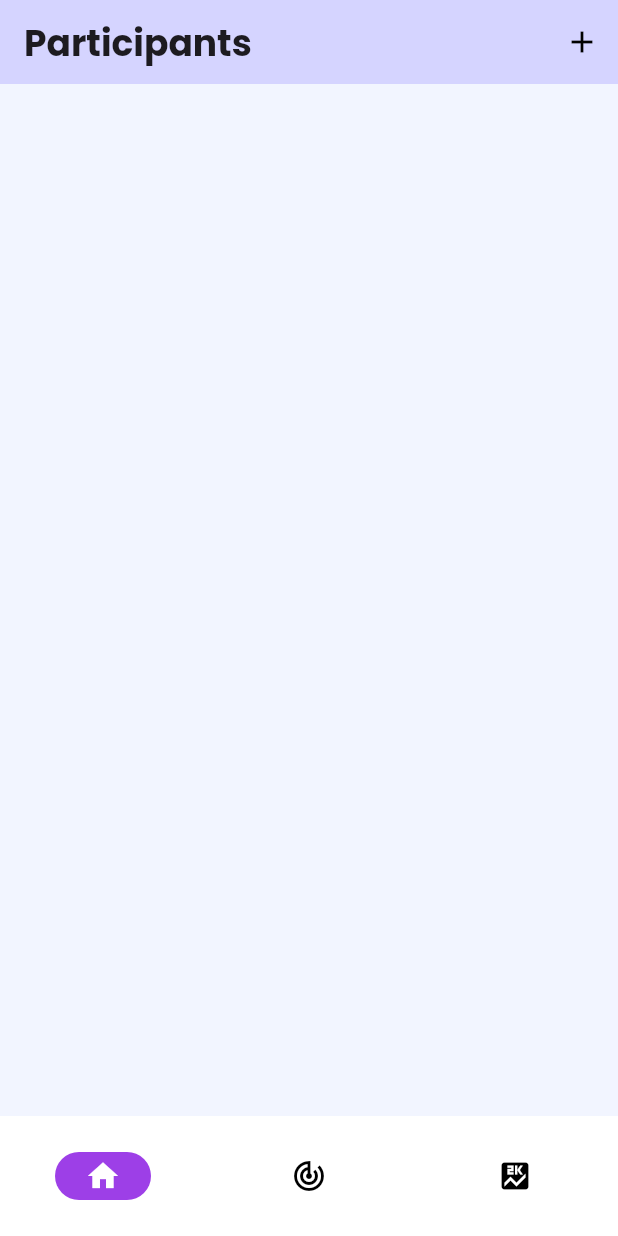
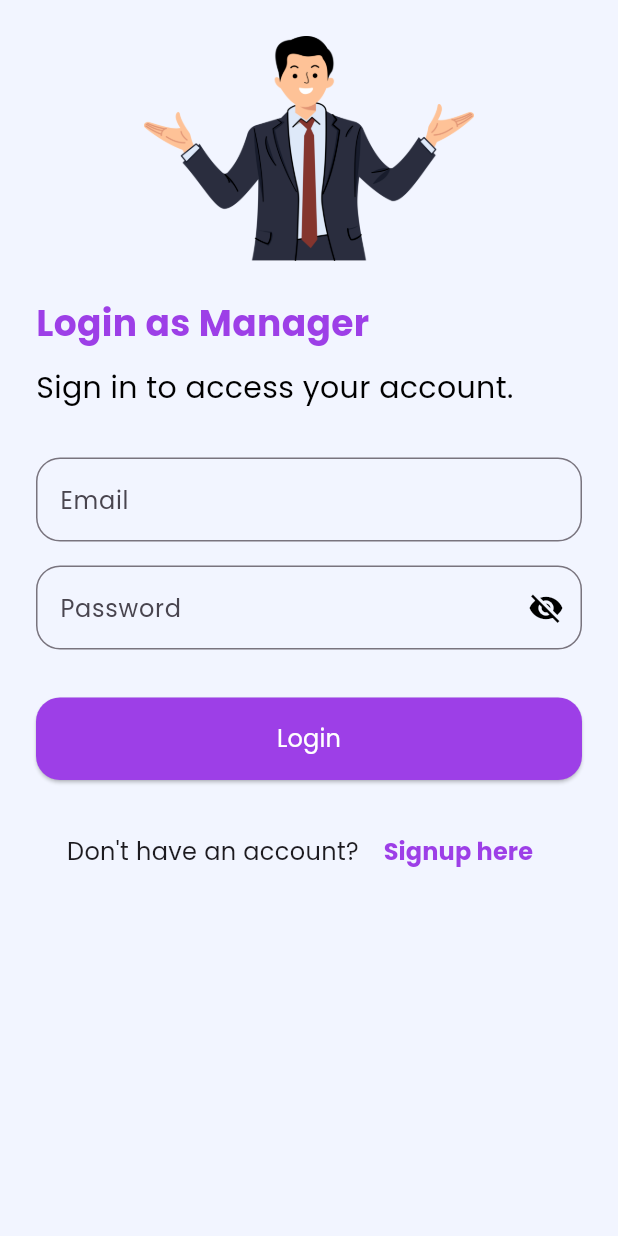
Before and after one commit to flutter-g6/race-tracker, a Flutter app: the screen it shows after launch, after a tap on "Manager", on a phone screen of 412 x 824 dp. Run offline on Flutter 3.47's test engine with Material 3 defaults, Android fonts, the phone set to English and light mode, and no system bars; our stand-ins replace cloud_firestore, firebase_auth, firebase_core, firebase_database; accounts and stored records are empty.

Commit message:
Implement authentication manager and tracker

```diff
--- /dev/null
+++ b/lib/service/auth_service.dart
@@ -0,0 +1,68 @@
+import 'package:cloud_firestore/cloud_firestore.dart';
+import 'package:firebase_auth/firebase_auth.dart';
+
+class AuthService {
+  final FirebaseAuth _auth = FirebaseAuth.instance;
+  final FirebaseFirestore _firestore = FirebaseFirestore.instance;
+
+  Future<String?> signup({
+    required String email,
+    required String password,
+    required String role,
+  }) async {
+    try {
+      UserCredential userCredential = await _auth
+          .createUserWithEmailAndPassword(
+            email: email.trim(),
+            password: password.trim(),
+          );
+
+      await _firestore.collection('users').doc(userCredential.user!.uid).set({
+        'email': email.trim(),
+        'role': role,
+      });
+
+      return null;
+    } catch (e) {
+      return e.toString();
+    }
+  }
+
+  Future<String?> login({
+    required String email,
+    required String password,
+    required String selectedRole,
+  }) async {
+    try {
+      UserCredential userCredential = await _auth.signInWithEmailAndPassword(
+        email: email.trim(),
+        password: password.trim(),
+      );
+
+      DocumentSnapshot userDoc =
+          await _firestore
+              .collection('users')
+              .doc(userCredential.user!.uid)
+              .get();
+
+      if (!userDoc.exists) {
+        return 'User document not found';
+      }
+
+      final String? userRole = userDoc['role'] as String?;
+
+      if (userRole != selectedRole) {
+        await _auth.signOut(); // Sign out if roles don't match
+        return 'Access denied: You are registered as a $userRole, not $selectedRole';
+      }
+
+      return userRole;
+    } catch (e) {
+      return e.toString();
+    }
+  }
+
+  Future<void> signOut() async {
+    await _auth.signOut();
+  }
+}
--- /dev/null
+++ b/lib/ui/screens/authentication/login_screen.dart
@@ -0,0 +1,219 @@
+import 'package:flutter/material.dart';
+import 'package:race_tracker/ui/screens/authentication/signup_screen.dart';
+import '../../../service/auth_service.dart';
+import '../../theme/theme.dart';
+import 'package:race_tracker/ui/screens/manager/home_screen.dart';
+import 'package:race_tracker/ui/screens/tracker/start_time_screen.dart';
+
+class LoginScreen extends StatefulWidget {
+  final String selectedRole;
+
+  const LoginScreen({required this.selectedRole, super.key});
+
+  @override
+  _LoginScreenState createState() => _LoginScreenState();
+}
+
+class _LoginScreenState extends State<LoginScreen> {
+  final AuthService _authService = AuthService();
+  final _formKey = GlobalKey<FormState>();
+  final TextEditingController _emailController = TextEditingController();
+  final TextEditingController _passwordController = TextEditingController();
+  bool _isLoading = false;
+  bool _isPasswordHidden = true;
+
+  void _login() async {
+    if (!_formKey.currentState!.validate()) return;
+
+    setState(() {
+      _isLoading = true;
+    });
+
+    try {
+      String? result = await _authService.login(
+        email: _emailController.text.trim(),
+        password: _passwordController.text.trim(),
+        selectedRole: widget.selectedRole,
+      );
+
+      if (result == 'Manager') {
+        Navigator.pushReplacement(
+          context,
+          MaterialPageRoute(builder: (_) => const HomeScreen()),
+        );
+      } else if (result == 'Tracker') {
+        Navigator.pushReplacement(
+          context,
+          MaterialPageRoute(builder: (_) => const StartTimeScreen()),
+        );
+      } else {
+        ScaffoldMessenger.of(context).showSnackBar(
+          SnackBar(
+            content: Text(result ?? 'Access denied'),
+            backgroundColor: RTColors.error,
+            duration: const Duration(seconds: 3),
+          ),
+        );
+      }
+    } catch (e) {
+      ScaffoldMessenger.of(context).showSnackBar(
+        SnackBar(
+          content: Text('Error: ${e.toString()}'),
+          backgroundColor: RTColors.error,
+          duration: const Duration(seconds: 3),
+        ),
+      );
+    } finally {
+      if (mounted) {
+        setState(() {
+          _isLoading = false;
+        });
+      }
+    }
+  }
+
+  @override
+  Widget build(BuildContext context) {
+    return Scaffold(
+      backgroundColor: RTColors.bgColor,
+      body: SafeArea(
+        child: Padding(
+          padding: const EdgeInsets.all(RTSpacings.l),
+          child: Form(
+            key: _formKey,
+            child: Column(
+              crossAxisAlignment: CrossAxisAlignment.start,
+              children: [
+                Center(
+                  child: Image.asset("assets/images/person.png", height: 150),
+                ),
+                const SizedBox(height: RTSpacings.l),
+                Text(
+                  "Login as ${widget.selectedRole}",
+                  style: RTTextStyles.heading.copyWith(color: RTColors.primary),
+                ),
+                const SizedBox(height: RTSpacings.s),
+                Text(
+                  "Sign in to access your account.",
+                  style: RTTextStyles.subHeading.copyWith(
+                    color: RTColors.black,
+                  ),
+                ),
+                const SizedBox(height: RTSpacings.xl),
+
+                // Email Field
+                TextFormField(
+                  controller: _emailController,
+                  decoration: InputDecoration(
+                    labelText: 'Email',
+                    labelStyle: RTTextStyles.body,
+                    border: OutlineInputBorder(
+                      borderRadius: BorderRadius.circular(RTSpacings.radius),
+                      borderSide: BorderSide(color: RTColors.greyLight),
+                    ),
+                  ),
+                  validator: (value) {
+                    if (value == null || value.isEmpty) {
+                      return 'Please enter your email';
+                    }
+                    if (!RegExp(r'^[^@]+@[^@]+\.[^@]+').hasMatch(value)) {
+                      return 'Please enter a valid email address';
+                    }
+                    return null;
+                  },
+                ),
+                const SizedBox(height: RTSpacings.m),
+
+                // Password Field
+                TextFormField(
+                  controller: _passwordController,
+                  decoration: InputDecoration(
+                    labelText: 'Password',
+                    labelStyle: RTTextStyles.body,
+                    border: OutlineInputBorder(
+                      borderRadius: BorderRadius.circular(RTSpacings.radius),
+                      borderSide: BorderSide(color: RTColors.greyLight),
+                    ),
+                    suffixIcon: IconButton(
+                      icon: Icon(
+                        _isPasswordHidden
+                            ? Icons.visibility_off
+                            : Icons.visibility,
+                        color: RTColors.black,
+                      ),
+                      onPressed: () {
+                        setState(() {
+                          _isPasswordHidden = !_isPasswordHidden;
+                        });
+                      },
+                    ),
+                  ),
+                  obscureText: _isPasswordHidden,
+                  validator: (value) {
+                    if (value == null || value.isEmpty) {
+                      return 'Please enter your password';
+                    }
+                    return null;
+                  },
+                ),
+                const SizedBox(height: RTSpacings.xl),
+
+                // Login Button
+                _isLoading
+                    ? const Center(child: CircularProgressIndicator())
+                    : SizedBox(
+                      width: double.infinity,
+                      child: ElevatedButton(
+                        style: ElevatedButton.styleFrom(
+                          backgroundColor: RTColors.primary,
+                          padding: const EdgeInsets.all(RTSpacings.m),
+                          shape: RoundedRectangleBorder(
+                            borderRadius: BorderRadius.circular(
+                              RTSpacings.radius,
+                            ),
+                          ),
+                        ),
+                        onPressed: _login,
+                        child: Text(
+                          "Login",
+                          style: RTTextStyles.button.copyWith(
+                            color: RTColors.white,
+                          ),
+                        ),
+                      ),
+                    ),
+                const SizedBox(height: RTSpacings.l),
+
+                // Signup Prompt
+                Row(
+                  mainAxisAlignment: MainAxisAlignment.center,
+                  children: [
+                    Text("Don't have an account? ", style: RTTextStyles.body),
+                    TextButton(
+                      onPressed: () {
+                        Navigator.pushReplacement(
+                          context,
+                          MaterialPageRoute(
+                            builder:
+                                (_) => SignupScreen(role: widget.selectedRole),
+                          ),
+                        );
+                      },
+                      child: Text(
+                        "Signup here",
+                        style: RTTextStyles.body.copyWith(
+                          color: RTColors.primary,
+                          fontWeight: FontWeight.bold,
+                        ),
+                      ),
+                    ),
+                  ],
+                ),
+              ],
+            ),
+          ),
+        ),
+      ),
+    );
+  }
+}
--- a/lib/ui/screens/role_selection_screen.dart
+++ b/lib/ui/screens/role_selection_screen.dart
@@ -1,7 +1,6 @@
 import 'package:flutter/material.dart';
+import 'package:race_tracker/ui/screens/authentication/login_screen.dart';
 import '../theme/theme.dart';
-import 'Manager/home_screen.dart';
-import 'tracker/start_time_screen.dart';
 
 class RoleSelectionScreen extends StatelessWidget {
   const RoleSelectionScreen({super.key});
@@ -39,7 +38,10 @@ class RoleSelectionScreen extends StatelessWidget {
                     iconPath: 'assets/images/manager.png',
                     onPressed: () {
                       Navigator.of(context).pushReplacement(
-                        MaterialPageRoute(builder: (ctx) => const HomeScreen()),
+                        MaterialPageRoute(
+                          builder:
+                              (ctx) => LoginScreen(selectedRole: 'Manager'),
+                        ),
                       );
                     },
                   ),
@@ -53,7 +55,8 @@ class RoleSelectionScreen extends StatelessWidget {
                     onPressed: () {
                       Navigator.of(context).pushReplacement(
                         MaterialPageRoute(
-                          builder: (ctx) => const StartTimeScreen(),
+                          builder:
+                              (ctx) => LoginScreen(selectedRole: 'Tracker'),
                         ),
                       );
                     },
--- a/pubspec.yaml
+++ b/pubspec.yaml
@@ -16,6 +16,8 @@ dependencies:
   firebase_core: ^3.13.0
   firebase_database: ^11.3.5
   uuid: ^4.5.1
+  firebase_auth: ^5.5.3
+  cloud_firestore: ^5.6.7
 
 dev_dependencies:
   flutter_test:
```
Also changed, not shown: lib/ui/screens/authentication/signup_screen.dart (added, +237 -0 lines), assets/images/person.png (added), pubspec.lock.
